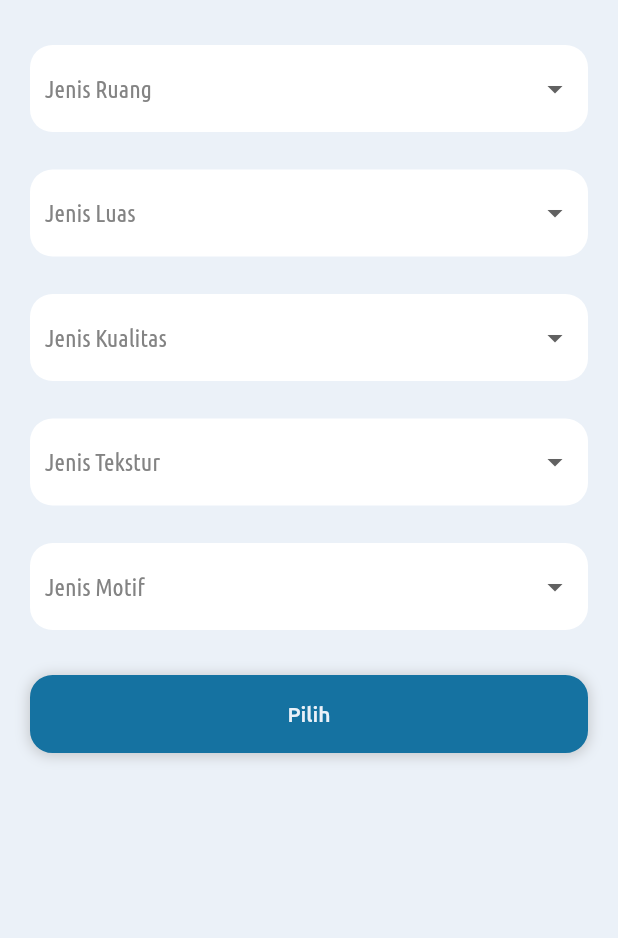
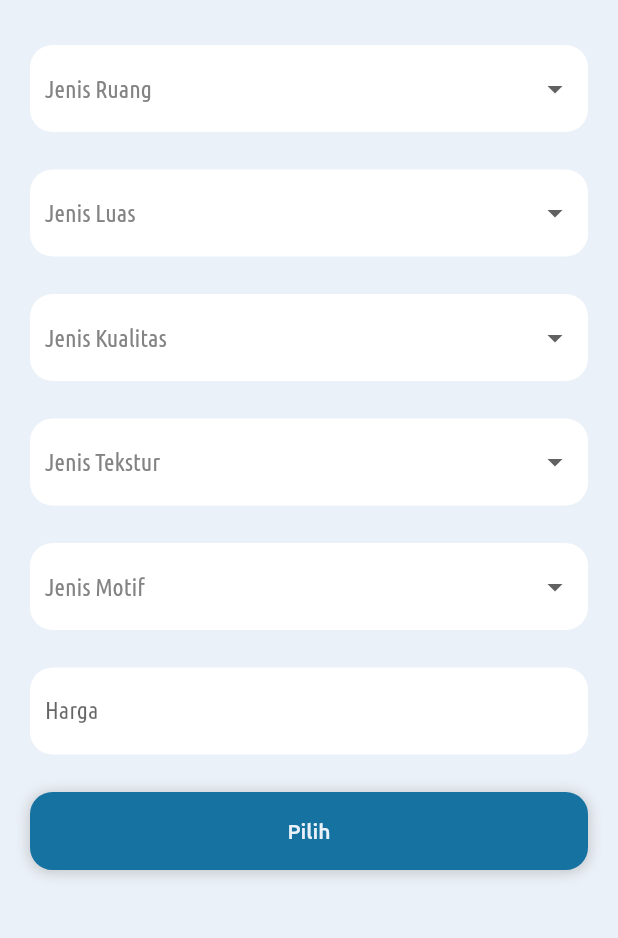
Before and after one commit to Arybobyku/Keramik-Flutter, a Flutter app: the UserFormPage screen opened by its route, on a phone screen of 412 x 824 dp, the part 84-1022 px from its top. Run offline on Flutter 3.47's test engine with Material 2 defaults, Android fonts, the phone set to English and light mode, and no system bars; our stand-ins replace cached_network_image, cloud_firestore, date_time_picker, file_picker, firebase_auth, firebase_core and 15 more; missing offline and left inert: country_state_city_picker, dart:ffi, download_assets; accounts and stored records are empty; project files that could hold a hidden picture were left out.

Commit message:
change layout kuesioner

```diff
--- a/lib/ui/user/form/user_form_page.dart
+++ b/lib/ui/user/form/user_form_page.dart
@@ -119,6 +119,15 @@ class _UserFormPageState extends State<UserFormPage> {
                       ],
                       hint: 'Jenis Motif',
                     ),
+                    InputFieldRounded(
+                      label: "Harga",
+                      hint: "Harga",
+                      keyboardType: TextInputType.number,
+                      onChange: (val) {
+                        harga = int.parse(val);
+                      },
+                      secureText: false,
+                    ),
                     ButtonRounded(
                       text: "Pilih",
                       onPressed: ()async{
--- a/lib/ui/user/home/user_home_page.dart
+++ b/lib/ui/user/home/user_home_page.dart
@@ -1,7 +1,6 @@
 import 'package:flutter/material.dart';
 import 'package:get/get.dart';
 import 'package:keramik/helper/color_palette.dart';
-import 'package:keramik/helper/constants.dart';
 import 'package:keramik/provider/auth.dart';
 import 'package:keramik/provider/keramik.dart';
 import 'package:keramik/routes.dart';
--- a/lib/ui/widget/book_container.dart
+++ b/lib/ui/widget/book_container.dart
@@ -1,6 +1,5 @@
 import 'package:cached_network_image/cached_network_image.dart';
 import 'package:flutter/material.dart';
-import 'package:keramik/helper/color_palette.dart';
 import 'package:keramik/model/keramik_model.dart';
 
 class BookContainer extends StatelessWidget {
--- a/lib/ui/widget/dropdown_container.dart
+++ b/lib/ui/widget/dropdown_container.dart
@@ -1,6 +1,5 @@
 import 'package:flutter/material.dart';
 import 'package:keramik/helper/color_palette.dart';
-import 'package:keramik/helper/constants.dart';
 
 class DropdownContainer extends StatelessWidget {
   const DropdownContainer({
--- a/lib/ui/widget/input_field_rounded.dart
+++ b/lib/ui/widget/input_field_rounded.dart
@@ -1,7 +1,5 @@
 import 'package:flutter/material.dart';
-import 'package:flutter/services.dart';
 import 'package:keramik/helper/color_palette.dart';
-import 'package:keramik/helper/constants.dart';
 
 class InputFieldRounded extends StatelessWidget {
   final String hint;
--- a/lib/ui/widget/search_bar.dart
+++ b/lib/ui/widget/search_bar.dart
@@ -1,7 +1,6 @@
 import 'package:flutter/material.dart';
 import 'package:keramik/helper/color_palette.dart';
 import 'package:keramik/helper/constants.dart';
-import 'package:keramik/ui/widget/input_field_rounded.dart';
 
 class SearchBar extends StatelessWidget {
   const SearchBar(
--- a/lib/ui/widget/status_container.dart
+++ b/lib/ui/widget/status_container.dart
@@ -1,6 +1,4 @@
 import 'package:flutter/material.dart';
-import 'package:keramik/helper/color_palette.dart';
-import 'package:keramik/helper/constants.dart';
 
 class StatusContainer extends StatelessWidget {
   const StatusContainer({Key? key,required this.status}) : super(key: key);
```
